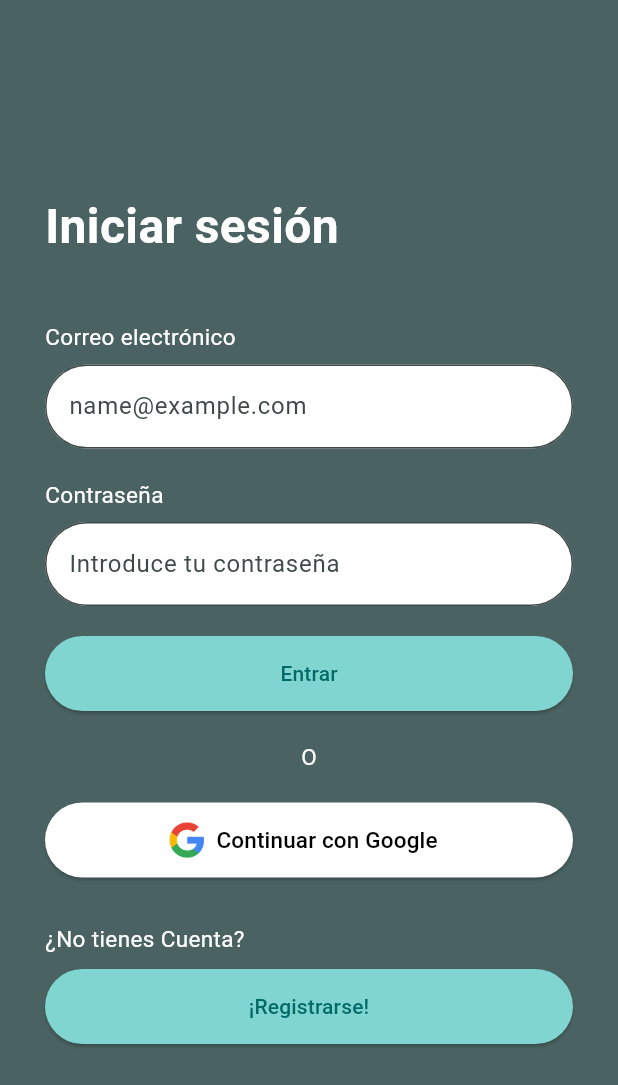
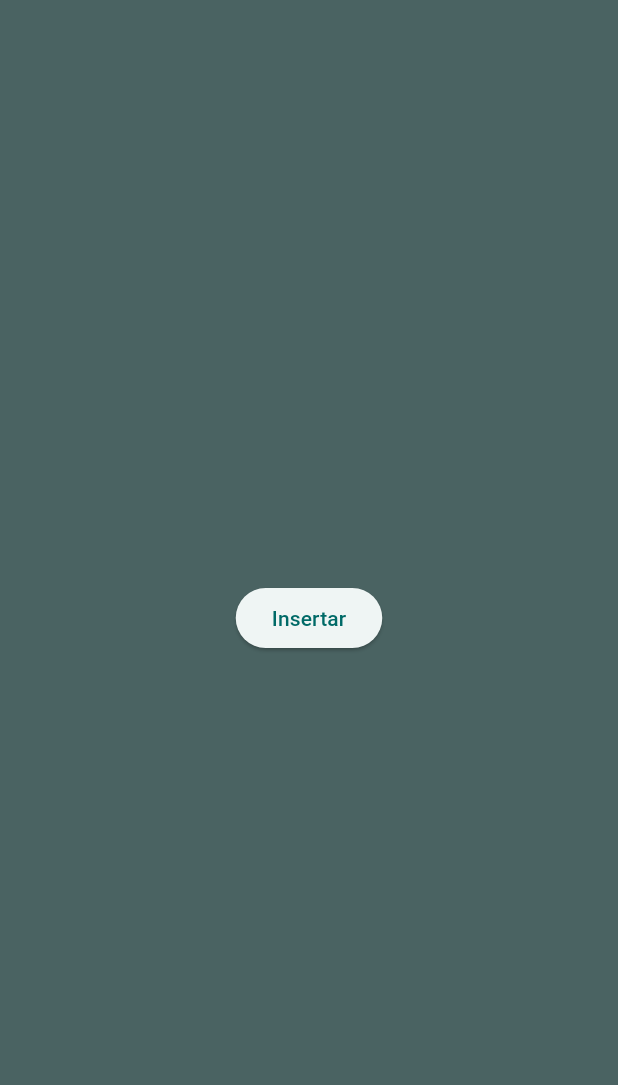
Before and after one commit to PabloFxdxdxd/Seki, a Flutter app: the screen it shows after launch, after a tap on "¡Registrarse!", on a phone screen of 412 x 824 dp. Shown: the top 1085 px of the screen. Run offline on Flutter 3.47's test engine with Material 3 defaults, Android fonts, the phone set to English and light mode, and no system bars; our stand-ins replace drift; accounts and stored records are empty; generated files the repository leaves out were written again.

Commit message:
Base Del trabajo
-Separé los componentes en carpetas intentando dejar el main limpio, solo con las definiciones de rutas y pantallas.

-Inicialicé la base de datos para trabajar.

-Estructuré una pantalla de ejemplo para trabajar.

-Añadí un par de dependencias que se necesitaban

```diff
--- /dev/null
+++ b/lib/core/Colores.dart
@@ -0,0 +1,10 @@
+import 'dart:ui';
+
+class Colores{
+  //Colores de ejemplo, utilicen los colores de la paleta que prefieran, pero tengan unos definidos
+
+  static Color primary = Color(0xFF8DEAE6);
+  static Color secondary = Color.fromARGB(255, 147, 141, 234);
+
+
+}
--- a/lib/database/database.dart
+++ b/lib/database/database.dart
@@ -12,9 +12,11 @@ class AppDatabase extends _$AppDatabase {
 
   @override
   int get schemaVersion => 1;
-}
+
+  //Funciones de la base de datos
 
 
+}
 
 
 LazyDatabase _openConnection() {
--- a/lib/main.dart
+++ b/lib/main.dart
@@ -1,211 +1,39 @@
 import 'package:flutter/material.dart';
+import 'package:proyect_seki/database/database.dart';
+import 'package:drift/drift.dart' as d;
+
+//Importación de pantallas
+
+import 'package:proyect_seki/pantallas/Login.dart';
+import 'package:proyect_seki/pantallas/pantallaEjemplo.dart';
+
+late AppDatabase globalDatabase;
 
 void main() {
+  WidgetsFlutterBinding.ensureInitialized();
+  globalDatabase = AppDatabase();
   runApp(const MyApp());
 }
 
 class MyApp extends StatelessWidget {
   const MyApp({super.key});
 
-  // This widget is the root of your application.
   @override
   Widget build(BuildContext context) {
     return MaterialApp(
       debugShowCheckedModeBanner: false,
       title: 'SEKI',
       theme: ThemeData(
-        // This is the theme of your application.
-        //
-        // TRY THIS: Try running your application with "flutter run". You'll see
-        // the application has a purple toolbar. Then, without quitting the app,
-        // try changing the seedColor in the colorScheme below to Colors.green
-        // and then invoke "hot reload" (save your changes or press the "hot
-        // reload" button in a Flutter-supported IDE, or press "r" if you used
-        // the command line to start the app).
-        //
-        // Notice that the counter didn't reset back to zero; the application
-        // state is not lost during the reload. To reset the state, use hot
-        // restart instead.
-        //
-        // This works for code too, not just values: Most code changes can be
-        // tested with just a hot reload.
 
         colorScheme: ColorScheme.fromSeed(seedColor: const Color(0xFF8DEAE6)),
 
       ),
-      home: const MyHomePage(title: 'Flutter Demo Home Page'),
+      // 3. Definimos la navegación por nombres
+      initialRoute: '/', // La ruta que carga al abrir la app
+      routes: {
+        '/': (context) => PantallaLogin(),
+        '/ejemplo': (context) => PantallaEjemplo()
+      },
     );
   }
 }
-
-class MyHomePage extends StatefulWidget {
-  const MyHomePage({super.key, required this.title});
-
-  // This widget is the home page of your application. It is stateful, meaning
-  // that it has a State object (defined below) that contains fields that affect
-  // how it looks.
-
-  // This class is the configuration for the state. It holds the values (in this
-  // case the title) provided by the parent (in this case the App widget) and
-  // used by the build method of the State. Fields in a Widget subclass are
-  // always marked "final".
-
-  final String title;
-
-  @override
-  State<MyHomePage> createState() => _MyHomePageState();
-}
-
-class _MyHomePageState extends State<MyHomePage> {
-
-  @override
-  Widget build(BuildContext context) {
-    final colors = Theme.of(context).colorScheme;
-
-    return Scaffold(
-      backgroundColor: colors.secondary,
-      body: Center(
-        // Center is a layout widget. It takes a single child and positions it
-        // in the middle of the parent.
-
-        child: Padding(
-        padding: const EdgeInsets.symmetric(horizontal: 30), //Margen a la izquierda y derecha
-        child: Column(
-          mainAxisAlignment: MainAxisAlignment.center, //Centrar verticalmente
-          crossAxisAlignment: CrossAxisAlignment.start, //Alineación a la izquierda
-
-          children: [
-            //Titulo
-            Text("Iniciar sesión", style: TextStyle(
-              fontSize: 32,
-              fontWeight: FontWeight.bold,
-              color: Colors.white)),
-            const SizedBox(height: 40), //separa los elementos con un espacio
-
-            //Campo de Correo
-            Text(
-                "Correo electrónico",
-                style: TextStyle(
-
-                  color: Colors.white,
-                  fontSize: 15
-                )
-            ),
-            const SizedBox(height: 8),
-            TextField(
-
-                decoration: InputDecoration(
-                hintText: "name@example.com",
-                filled: true,
-                fillColor: Colors.white,
-                border: OutlineInputBorder(borderRadius: BorderRadius.circular(30)),
-
-              ),
-            ),
-
-            const SizedBox(height: 20),
-
-          //Campo de contraseña
-
-            Text(
-                "Contraseña",
-                style: TextStyle(
-
-                  color: Colors.white,
-                  fontSize: 15
-                )
-            ),
-            const SizedBox(height: 8),
-            TextField(
-                obscureText: true,
-                decoration: InputDecoration(
-                hintText: "Introduce tu contraseña",
-                filled: true,
-                fillColor: Colors.white,
-                border: OutlineInputBorder(borderRadius: BorderRadius.circular(30)),
-
-              ),
-            ),
-            const SizedBox(height: 20),
-
-            //Botón de inicio
-            Center(
-              child: ElevatedButton(
-                onPressed: () {},
-                style: ElevatedButton.styleFrom(
-                  backgroundColor: colors.inversePrimary,
-                  minimumSize: Size(double.infinity, 50), // Botón ancho
-                ),
-                child: Text("Entrar"),
-              ),
-            ),
-
-            const SizedBox(height: 20),
-
-            Center(
-              child: Text(
-                "O",
-                style: TextStyle(
-                  color: Colors.white,
-                  fontSize: 15
-                )
-               ),
-            ),
-
-            const SizedBox(height: 20),
-
-            //Otras opciones de inicio
-
-            Center(
-              child: ElevatedButton.icon(
-                onPressed: () {},
-                style: ElevatedButton.styleFrom(
-                  backgroundColor: Colors.white,
-                  minimumSize: Size(double.infinity, 50),
-
-                ),
-                icon: Image.asset('assets/icons/google.png', height: 24),
-                label: Text(
-                  "Continuar con Google",
-                  style: TextStyle(
-                    color: Colors.black,
-                    fontSize: 15
-                )
-              )
-            )
-            ),
-
-           const SizedBox(height: 30),
-
-           //Para registrarse
-
-            Text(
-              "¿No tienes Cuenta?",
-              style: TextStyle(
-                color: Colors.white,
-                fontSize: 15
-              )
-              ),
-
-            const SizedBox(height: 10),
-            Center(
-              child: ElevatedButton(
-                onPressed: () {},
-                style: ElevatedButton.styleFrom(
-                  backgroundColor: colors.inversePrimary,
-                  minimumSize: Size(double.infinity, 50),
-                ),
-                child: Text("¡Registrarse!"),
-              ),
-            )
-
-
-
-          ],
-        ),
-      )
-      ),
-       // This trailing comma makes auto-formatting nicer for build methods.
-    );
-  }
-}
--- /dev/null
+++ b/lib/pantallas/Login.dart
@@ -0,0 +1,184 @@
+import 'package:flutter/material.dart';
+import 'package:proyect_seki/database/database.dart'; //Donde están las funciones de la base de datos
+import 'package:drift/drift.dart' as d;
+
+class PantallaLogin extends StatefulWidget {
+
+  @override
+  State<PantallaLogin> createState() => _PantallaLoginState();
+
+}
+
+class _PantallaLoginState extends State<PantallaLogin> {
+
+
+  //-----------------Backend--------------------
+
+  //Se definen las funciones para trabajar con la base de datos
+
+  void entrar(){
+    print("Sesión iniciada");
+  }
+
+  void navegarRegistro(){
+    print("Registrarse");
+    Navigator.pushNamed(context, '/ejemplo');
+  }
+
+
+  //-----------------Frontend--------------------
+
+  @override
+  Widget build(BuildContext context) {
+    final colors = Theme.of(context).colorScheme;
+    return Scaffold(
+      backgroundColor: colors.secondary,
+      body: Center(
+
+
+        child: Padding(
+        padding: const EdgeInsets.symmetric(horizontal: 30), //Margen a la izquierda y derecha
+
+        //Utilicen este widget para que scrolee al momento de insertar texto, sino tira un error
+        child: SingleChildScrollView(
+          child: Column(
+            mainAxisAlignment: MainAxisAlignment.center, //Centrar verticalmente
+            crossAxisAlignment: CrossAxisAlignment.start, //Alineación a la izquierda
+
+            children: [
+              //Titulo
+              Text("Iniciar sesión", style: TextStyle(
+                fontSize: 32,
+                fontWeight: FontWeight.bold,
+                color: Colors.white)),
+              const SizedBox(height: 40), //separa los elementos con un espacio
+
+              //Campo de Correo
+              Text(
+                  "Correo electrónico",
+                  style: TextStyle(
+
+                    color: Colors.white,
+                    fontSize: 15
+                  )
+              ),
+              const SizedBox(height: 8),
+              TextField(
+
+                  decoration: InputDecoration(
+                  hintText: "name@example.com",
+                  filled: true,
+                  fillColor: Colors.white,
+                  border: OutlineInputBorder(borderRadius: BorderRadius.circular(30)),
+
+                ),
+              ),
+
+              const SizedBox(height: 20),
+
+            //Campo de contraseña
+
+              Text(
+                  "Contraseña",
+                  style: TextStyle(
+
+                    color: Colors.white,
+                    fontSize: 15
+                  )
+              ),
+              const SizedBox(height: 8),
+              TextField(
+                  obscureText: true,
+                  decoration: InputDecoration(
+                  hintText: "Introduce tu contraseña",
+                  filled: true,
+                  fillColor: Colors.white,
+                  border: OutlineInputBorder(borderRadius: BorderRadius.circular(30)),
+
+                ),
+              ),
+              const SizedBox(height: 20),
+
+              //Botón de inicio
+              Center(
+                child: ElevatedButton(
+                  onPressed: entrar,
+                  style: ElevatedButton.styleFrom(
+                    backgroundColor: colors.inversePrimary,
+                    minimumSize: Size(double.infinity, 50), //Botón ancho
+                  ),
+                  child: Text("Entrar"),
+                ),
+              ),
+
+              const SizedBox(height: 20),
+
+              Center(
+                child: Text(
+                  "O",
+                  style: TextStyle(
+                    color: Colors.white,
+                    fontSize: 15
+                  )
+                 ),
+              ),
+
+              const SizedBox(height: 20),
+
+              //Otras opciones de inicio
+
+              Center(
+                child: ElevatedButton.icon(
+                  onPressed: () {},
+                  style: ElevatedButton.styleFrom(
+                    backgroundColor: Colors.white,
+                    minimumSize: Size(double.infinity, 50),
+
+                  ),
+                  icon: Image.asset('assets/icons/google.png', height: 24),
+                  label: Text(
+                    "Continuar con Google",
+                    style: TextStyle(
+                      color: Colors.black,
+                      fontSize: 15
+                  )
+                )
+              )
+              ),
+
+             const SizedBox(height: 30),
+
+             //Para registrarse
+
+              Text(
+                "¿No tienes Cuenta?",
+                style: TextStyle(
+                  color: Colors.white,
+                  fontSize: 15
+                )
+                ),
+
+              const SizedBox(height: 10),
+              Center(
+                child: ElevatedButton(
+                  onPressed: () {navegarRegistro();},
+                  style: ElevatedButton.styleFrom(
+                    backgroundColor: colors.inversePrimary,
+                    minimumSize: Size(double.infinity, 50),
+                  ),
+                  child: Text("¡Registrarse!"),
+                ),
+              )
+
+
+
+            ],
+          ),
+        ),
+      )
+      ),
+
+    );
+  }
+
+}
--- /dev/null
+++ b/lib/pantallas/pantallaEjemplo.dart
@@ -0,0 +1,41 @@
+import 'package:flutter/material.dart';
+import 'package:proyect_seki/database/database.dart'; //Donde están las funciones de la base de datos
+import 'package:drift/drift.dart' as d;
+
+class PantallaEjemplo extends StatefulWidget {
+
+  @override
+  State<PantallaEjemplo> createState() => _PantallaEjemploState();
+
+}
+
+class _PantallaEjemploState extends State<PantallaEjemplo> {
+
+
+  //-----------------Backend--------------------
+
+  //Se definen las funciones para trabajar con la base de datos
+
+  void insertar(){
+    print("Usuario Insertado");
+  }
+
+  void eliminar(){
+    print("Usuario Eliminado");
+  }
+
+  //-----------------Frontend--------------------
+
+  @override
+  Widget build(BuildContext context) {
+    final colors = Theme.of(context).colorScheme;
+    return Scaffold(
+      backgroundColor: colors.secondary,
+      body: Center(
+        child: ElevatedButton(onPressed: insertar, child: Text("Insertar"))
+      ),
+
+    );
+  }
+
+}
```
Also changed, not shown: pubspec.yaml (+8 -70 lines), pubspec.lock, 3 other files.
